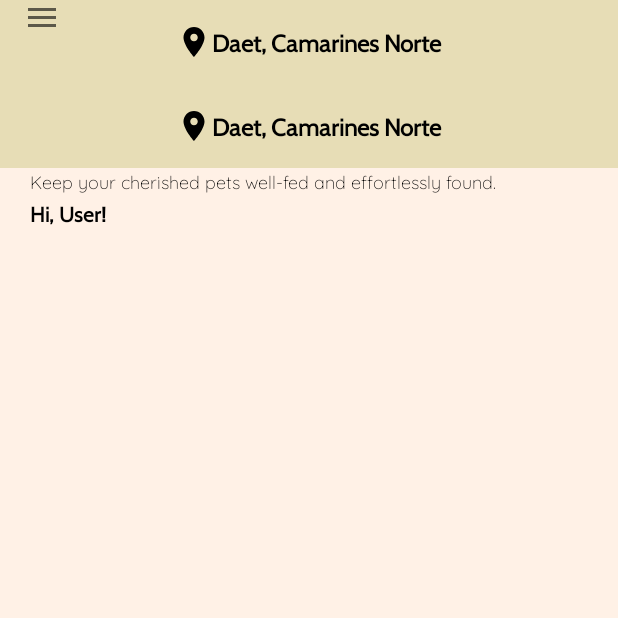
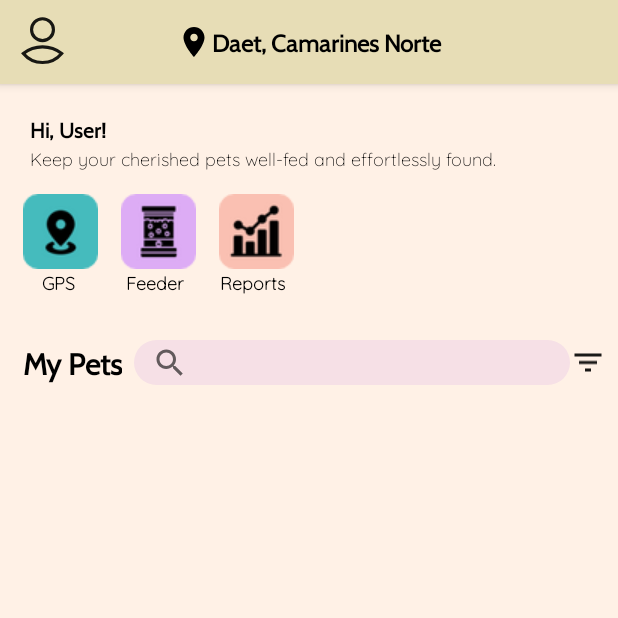
Before and after one commit to UgetsuMurata/FeedFind, an Android app: the Dashboard screen opened directly, with no data from a screen before it, on a phone screen of 412 x 824 dp, the top half of it. Run offline under Robolectric (Android 15) with nearby library versions, the phone set to English and light mode, and no system bars.

Commit message:
Navigation Drawer and Dashboard
Navigation Drawer Fixed
Dashboard Ongoing

```diff
--- a/app/src/main/java/com/example/feedandfind/Features/Dashboard.java
+++ b/app/src/main/java/com/example/feedandfind/Features/Dashboard.java
@@ -1,20 +1,25 @@
 package com.example.feedandfind.Features;
 
 import android.os.Bundle;
+import android.view.Window;
 
 import com.example.feedandfind.NavigationMenu.NavigationDrawer;
 import com.example.feedandfind.R;
+import com.example.feedandfind.databinding.ActivityNavigationDrawerBinding;
 import com.example.feedandfind.databinding.FeaturesDashboardBinding;
 
 
 public class Dashboard extends NavigationDrawer {
 
-    FeaturesDashboardBinding activityNavigationDrawerBinding;
+    FeaturesDashboardBinding featuresDashboardBinding;
 
     @Override
     protected void onCreate(Bundle savedInstanceState) {
         super.onCreate(savedInstanceState);
-        activityNavigationDrawerBinding = FeaturesDashboardBinding.inflate(getLayoutInflater());
-        setContentView(activityNavigationDrawerBinding.getRoot());
+        featuresDashboardBinding = FeaturesDashboardBinding.inflate(getLayoutInflater());
+        setContentView(featuresDashboardBinding.getRoot());
     }
+
+
+
 }
--- a/app/src/main/java/com/example/feedandfind/NavigationMenu/NavigationDrawer.java
+++ b/app/src/main/java/com/example/feedandfind/NavigationMenu/NavigationDrawer.java
@@ -4,6 +4,7 @@ import androidx.annotation.NonNull;
 import androidx.appcompat.app.ActionBarDrawerToggle;
 import androidx.appcompat.app.AppCompatActivity;
 import androidx.appcompat.widget.Toolbar;
+import androidx.core.view.GravityCompat;
 import androidx.drawerlayout.widget.DrawerLayout;
 
 import android.os.Bundle;
@@ -20,7 +21,7 @@ public class NavigationDrawer extends AppCompatActivity implements NavigationVie
 
     public void setContentView(View view){
         drawerLayout = (DrawerLayout) getLayoutInflater().inflate(R.layout.activity_navigation_drawer, null);
-        FrameLayout container = drawerLayout.findViewById(R.id.dashboardContainer);
+        FrameLayout container = drawerLayout.findViewById(R.id.activityContainer);
         container.addView(view);
         super.setContentView(drawerLayout);
 
@@ -31,6 +32,20 @@ public class NavigationDrawer extends AppCompatActivity implements NavigationVie
 
         ActionBarDrawerToggle toggle = new ActionBarDrawerToggle(this, drawerLayout, toolbar,R.string.open,R.string.close);
         drawerLayout.addDrawerListener(toggle);
+        drawerLayout.addDrawerListener(toggle);
+        toggle.setDrawerIndicatorEnabled(false); // Disable the default hamburger icon
+        toggle.setHomeAsUpIndicator(R.drawable.custom_icon); // Set your custom icon
+        toggle.setToolbarNavigationClickListener(new View.OnClickListener() {
+            @Override
+            public void onClick(View view) {
+                // Handle custom icon click here (e.g., open/close the drawer)
+                if (drawerLayout.isDrawerOpen(GravityCompat.START)) {
+                    drawerLayout.closeDrawer(GravityCompat.START);
+                } else {
+                    drawerLayout.openDrawer(GravityCompat.START);
+                }
+            }
+        });
         toggle.syncState();
 
         navigationView.setNavigationItemSelectedListener(this);
--- /dev/null
+++ b/app/src/main/res/drawable/custom_icon.xml
@@ -0,0 +1,15 @@
+<vector android:alpha="0.9"
+    android:height="50dp"
+    android:tint="#000000"
+    android:viewportHeight="24"
+    android:viewportWidth="24"
+    android:width="50dp"
+    xmlns:android="http://schemas.android.com/apk/res/android">
+
+    <path
+        android:strokeColor="#000000"
+        android:strokeWidth="1"
+        android:fillColor="@android:color/transparent"
+        android:pathData="M12,6C13.93,6 15.5,7.57 15.5,9.5S13.93,13 12,13s-3.5,-1.57 -3.5,-3.5S10.07,6 12,6zM12,20c-2.03,0 -4.43,-0.82 -6.14,-2.88C7.55,15.8 9.68,15 12,15s4.45,0.8 6.14,2.12C16.43,19.18 14.03,20 12,20z"/>
+
+</vector>
--- /dev/null
+++ b/app/src/main/res/drawable/ic_filter.xml
@@ -0,0 +1,5 @@
+<vector android:alpha="0.9" android:height="24dp" android:tint="#A07878"
+    android:viewportHeight="24" android:viewportWidth="24"
+    android:width="24dp" xmlns:android="http://schemas.android.com/apk/res/android">
+    <path android:fillColor="@android:color/white" android:pathData="M10,18h4v-2h-4v2zM3,6v2h18L21,6L3,6zM6,13h12v-2L6,11v2z"/>
+</vector>
--- /dev/null
+++ b/app/src/main/res/drawable/rounded_search_bar.xml
@@ -0,0 +1,6 @@
+<?xml version="1.0" encoding="utf-8"?>
+<shape xmlns:android="http://schemas.android.com/apk/res/android"
+    android:shape="rectangle">
+    <solid android:color="#F6E0E6" /> <!-- Background color -->
+    <corners android:radius="15dp" /> <!-- Adjust radius as needed for the desired roundness -->
+</shape>
--- a/app/src/main/res/layout/activity_navigation_drawer.xml
+++ b/app/src/main/res/layout/activity_navigation_drawer.xml
@@ -8,7 +8,7 @@
     android:fitsSystemWindows="true"
     tools:openDrawer="start">
 
-    <include layout="@layout/features_dashboard"
+    <include layout="@layout/navigationmenu_content_layout"
         android:layout_height="match_parent"
         android:layout_width="match_parent"/>
 
--- a/app/src/main/res/layout/features_dashboard.xml
+++ b/app/src/main/res/layout/features_dashboard.xml
@@ -9,50 +9,15 @@
     android:background="?background"
     android:orientation="vertical">
 
-    <androidx.appcompat.widget.Toolbar
-        android:id="@+id/custom_toolbar"
+    <LinearLayout
+        android:id="@+id/mainLayout"
         android:layout_width="match_parent"
-        android:layout_height="?attr/actionBarSize"
-        android:background="?toolbarStyle"
+        android:layout_height="match_parent"
+        android:orientation="vertical"
         app:layout_constraintEnd_toEndOf="parent"
+        app:layout_constraintHorizontal_bias="0.0"
         app:layout_constraintStart_toStartOf="parent"
         app:layout_constraintTop_toTopOf="parent">
-
-        <LinearLayout
-            android:layout_width="wrap_content"
-            android:layout_height="wrap_content"
-            android:orientation="horizontal"
-            android:layout_gravity="center"
-            android:gravity="center">
-
-            <ImageView
-                android:id="@+id/toolbar_icon"
-                android:layout_width="wrap_content"
-                android:layout_height="wrap_content"
-                android:src="@drawable/ic_location"
-                android:contentDescription="@string/icon_description"
-                app:tint="?text"/>
-
-            <TextView
-                android:id="@+id/toolbar_title"
-                android:layout_width="wrap_content"
-                android:layout_height="wrap_content"
-                android:fontFamily="@font/cabin"
-                android:text="@string/title_location"
-                android:textColor="?text"
-                android:textSize="16sp"
-                android:textStyle="bold" />
-
-        </LinearLayout>
-
-    </androidx.appcompat.widget.Toolbar>
-
-    <FrameLayout
-        android:id="@+id/dashboardContainer"
-        android:layout_width="match_parent"
-        android:layout_height="0dp"
-        app:layout_constraintBottom_toBottomOf="parent"
-        app:layout_constraintTop_toBottomOf="@+id/custom_toolbar">
 
         <TextView
             android:id="@+id/username"
@@ -64,8 +29,9 @@
             android:text="@string/user"
             android:textColor="?text"
             android:textStyle="bold"
+            app:layout_constraintBottom_toTopOf="@+id/dashboard_description"
             app:layout_constraintStart_toStartOf="parent"
-            app:layout_constraintTop_toBottomOf="@+id/custom_toolbar" />
+            app:layout_constraintTop_toTopOf="parent" />
 
         <TextView
             android:id="@+id/dashboard_description"
@@ -74,13 +40,133 @@
             android:layout_marginStart="20dp"
             android:fontFamily="@font/quicksand"
             android:text="@string/desc"
+            android:textColor="?text"
             android:textSize="12sp"
-            android:textColor="?text"
             app:layout_constraintStart_toStartOf="parent"
             app:layout_constraintTop_toBottomOf="@+id/username" />
 
-    </FrameLayout>
+        <LinearLayout
+            android:id="@+id/subLayout"
+            android:layout_width="match_parent"
+            android:layout_height="wrap_content"
+            android:orientation="horizontal">
 
+            <ImageView
+                android:id="@+id/gps_icon"
+                android:layout_width="wrap_content"
+                android:layout_height="wrap_content"
+                android:layout_marginStart="15dp"
+                android:layout_marginTop="15dp"
+                android:src="@drawable/nav_gps_icon" />
+
+            <ImageView
+                android:id="@+id/feeder_icon"
+                android:layout_width="wrap_content"
+                android:layout_height="wrap_content"
+                android:layout_marginStart="15dp"
+                android:layout_marginTop="15dp"
+                android:src="@drawable/nav_feeder_icon" />
+
+            <ImageView
+                android:id="@+id/report_icon"
+                android:layout_width="wrap_content"
+                android:layout_height="wrap_content"
+                android:layout_marginStart="15dp"
+                android:layout_marginTop="15dp"
+                android:src="@drawable/nav_reports_icon" />
+
+        </LinearLayout>
+
+        <LinearLayout
+            android:id="@+id/subLayout_2"
+            android:layout_width="match_parent"
+            android:layout_height="wrap_content"
+            android:orientation="horizontal">
+
+            <TextView
+                android:id="@+id/gps_text"
+                android:layout_width="wrap_content"
+                android:layout_height="wrap_content"
+                android:layout_marginStart="28dp"
+                android:fontFamily="@font/quicksand"
+                android:text="@string/gps"
+                android:textColor="?text"
+                android:textSize="12sp"
+                android:textStyle="bold" />
+
+            <TextView
+                android:id="@+id/feeder_text"
+                android:layout_width="wrap_content"
+                android:layout_height="wrap_content"
+                android:layout_marginStart="34dp"
+                android:fontFamily="@font/quicksand"
+                android:text="@string/feeder"
+                android:textColor="?text"
+                android:textSize="12sp"
+                android:textStyle="bold" />
+
+            <TextView
+                android:id="@+id/report_text"
+                android:layout_width="wrap_content"
+                android:layout_height="wrap_content"
+                android:layout_marginStart="24dp"
+                android:fontFamily="@font/quicksand"
+                android:text="@string/reports"
+                android:textColor="?text"
+                android:textSize="12sp"
+                android:textStyle="bold" />
+        </LinearLayout>
+
+        <LinearLayout
+            android:id="@+id/subLayout_3"
+            android:layout_width="match_parent"
+            android:layout_height="wrap_content"
+            android:orientation="horizontal">
+
+            <androidx.constraintlayout.widget.ConstraintLayout
+                android:layout_width="match_parent"
+                android:layout_height="wrap_content">
+
+                <TextView
+                    android:id="@+id/myPets"
+                    android:layout_width="wrap_content"
+                    android:layout_height="0dp"
+                    android:layout_marginStart="15dp"
+                    android:layout_marginTop="30dp"
+                    android:fontFamily="@font/cabin"
+                    android:text="My Pets"
+                    android:textColor="?text"
+                    android:textSize="20sp"
+                    android:textStyle="bold"
+                    app:layout_constraintStart_toStartOf="parent"
+                    app:layout_constraintTop_toTopOf="parent" />
+
+                <androidx.appcompat.widget.SearchView
+                    android:id="@+id/searchView"
+                    android:layout_width="0dp"
+                    android:layout_height="30dp"
+                    android:layout_marginStart="8dp"
+                    android:background="@drawable/rounded_search_bar"
+                    app:layout_constraintBottom_toBottomOf="@+id/myPets"
+                    app:layout_constraintStart_toEndOf="@+id/myPets"
+                    app:layout_constraintEnd_toStartOf="@+id/filter_icon"
+                    app:layout_constraintTop_toTopOf="@+id/myPets" />
+
+                <ImageView
+                    android:id="@+id/filter_icon"
+                    android:layout_width="wrap_content"
+                    android:layout_height="30dp"
+                    android:contentDescription="@string/icon_description"
+                    android:src="@drawable/ic_filter"
+                    android:layout_marginEnd="8dp"
+                    app:layout_constraintBottom_toBottomOf="@+id/myPets"
+                    app:layout_constraintEnd_toEndOf="parent"
+                    app:layout_constraintStart_toEndOf="@+id/searchView"
+                    app:layout_constraintTop_toTopOf="@+id/myPets"
+                    app:tint="?text" />
+            </androidx.constraintlayout.widget.ConstraintLayout>
+        </LinearLayout>
+    </LinearLayout>
 
 
 </androidx.constraintlayout.widget.ConstraintLayout>
--- /dev/null
+++ b/app/src/main/res/layout/navigationmenu_content_layout.xml
@@ -0,0 +1,62 @@
+<?xml version="1.0" encoding="utf-8"?>
+<androidx.constraintlayout.widget.ConstraintLayout xmlns:android="http://schemas.android.com/apk/res/android"
+    android:layout_width="match_parent"
+    android:layout_height="match_parent"
+    xmlns:app="http://schemas.android.com/apk/res-auto">
+
+    <com.google.android.material.appbar.AppBarLayout
+        android:id="@+id/appbarLayout"
+        android:layout_width="match_parent"
+        android:layout_height="wrap_content"
+        app:layout_constraintEnd_toEndOf="parent"
+        app:layout_constraintStart_toStartOf="parent"
+        app:layout_constraintTop_toTopOf="parent">
+
+        <androidx.appcompat.widget.Toolbar
+            android:id="@+id/custom_toolbar"
+            android:layout_width="match_parent"
+            android:layout_height="?attr/actionBarSize"
+            android:background="?toolbarStyle"
+            app:layout_constraintEnd_toEndOf="parent"
+            app:layout_constraintStart_toStartOf="parent"
+            app:layout_constraintTop_toTopOf="parent">
+
+            <LinearLayout
+                android:layout_width="wrap_content"
+                android:layout_height="wrap_content"
+                android:layout_gravity="center"
+                android:gravity="center"
+                android:orientation="horizontal">
+
+                <ImageView
+                    android:id="@+id/toolbar_icon"
+                    android:layout_width="wrap_content"
+                    android:layout_height="wrap_content"
+                    android:contentDescription="@string/icon_description"
+                    android:src="@drawable/ic_location"
+                    app:tint="?text" />
+
+                <TextView
+                    android:id="@+id/toolbar_title"
+                    android:layout_width="wrap_content"
+                    android:layout_height="wrap_content"
+                    android:fontFamily="@font/cabin"
+                    android:text="@string/title_location"
+                    android:textColor="?text"
+                    android:textSize="16sp"
+                    android:textStyle="bold" />
+
+            </LinearLayout>
+
+        </androidx.appcompat.widget.Toolbar>
+
+    </com.google.android.material.appbar.AppBarLayout>
+
+    <FrameLayout
+        android:id="@+id/activityContainer"
+        android:layout_width="match_parent"
+        android:layout_height="0dp"
+        app:layout_constraintBottom_toBottomOf="parent"
+        app:layout_constraintTop_toBottomOf="@+id/appbarLayout"/>
+
+</androidx.constraintlayout.widget.ConstraintLayout>
--- a/app/src/main/res/values/strings.xml
+++ b/app/src/main/res/values/strings.xml
@@ -23,4 +23,10 @@
     <string name="close">close</string>
 
 
+    <!--Navigation-->
+    <string name="gps">GPS</string>
+    <string name="feeder">Feeder</string>
+    <string name="reports">Reports</string>
+
+
 </resources>
```
Also changed, not shown: app/src/main/res/drawable/nav_feeder_icon.png (added), app/src/main/res/drawable/nav_gps_icon.png (added), app/src/main/res/drawable/nav_reports_icon.png (added).
